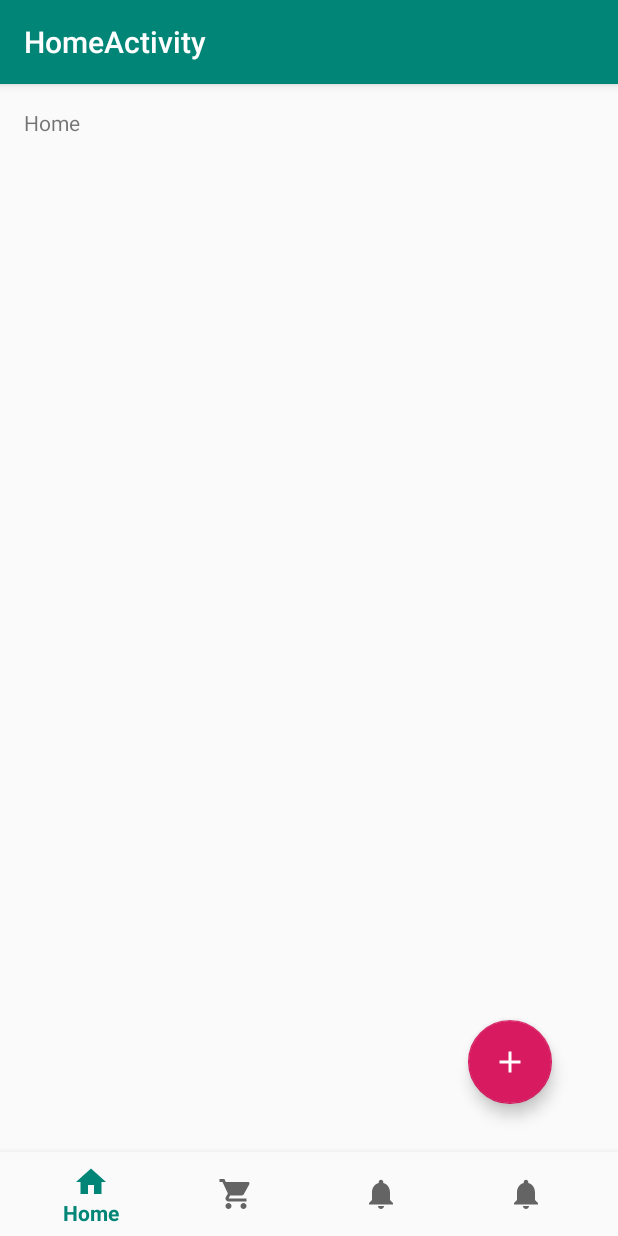
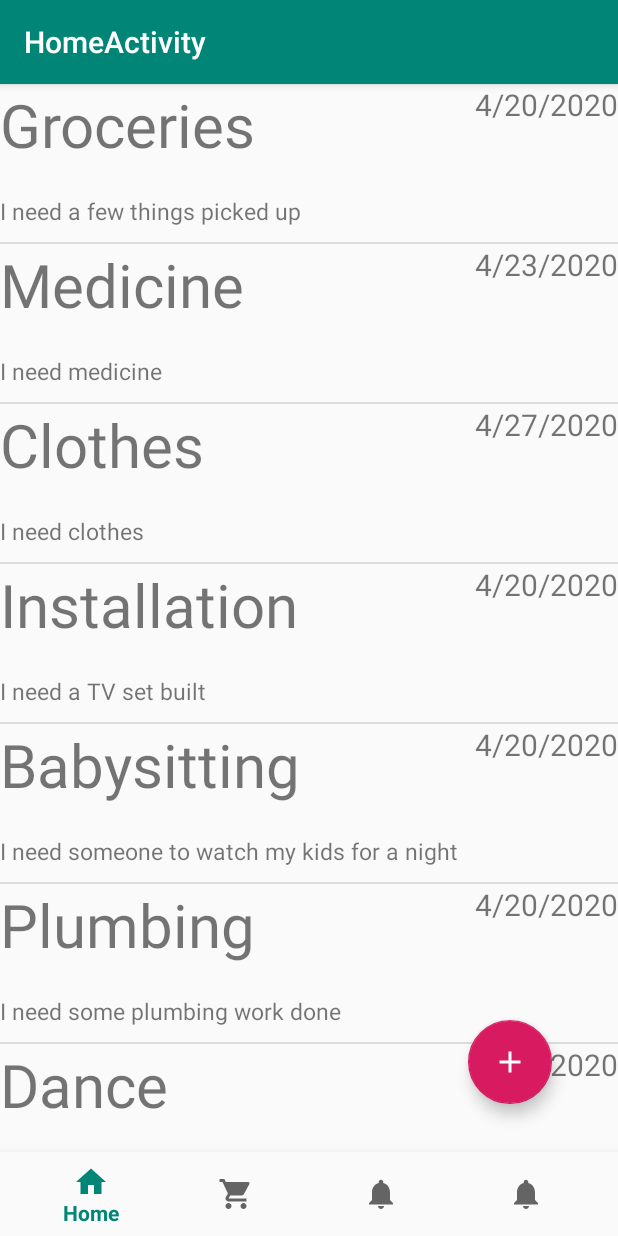
Before and after one commit to MaanyaShanker/Neighborly, an Android app: the HomeActivity screen opened directly, with no data from a screen before it, on a phone screen of 412 x 824 dp. Run offline under Robolectric (Android 15) with nearby library versions, the phone set to English and light mode, and no system bars.

Commit message:
home fragment and recycler view + pop up dialog

```diff
--- /dev/null
+++ b/app/src/main/java/technogirl/maanyavictoria/neighborly/Home/HomeFragment.java
@@ -0,0 +1,69 @@
+package technogirl.maanyavictoria.neighborly.Home;
+
+
+import android.nfc.Tag;
+import android.os.Bundle;
+
+import androidx.fragment.app.Fragment;
+import androidx.recyclerview.widget.DefaultItemAnimator;
+import androidx.recyclerview.widget.DividerItemDecoration;
+import androidx.recyclerview.widget.LinearLayoutManager;
+import androidx.recyclerview.widget.RecyclerView;
+
+import android.util.Log;
+import android.view.LayoutInflater;
+import android.view.View;
+import android.view.ViewGroup;
+
+import java.util.ArrayList;
+import java.util.List;
+
+import technogirl.maanyavictoria.neighborly.Materials.MaterialsItem;
+import technogirl.maanyavictoria.neighborly.Money.MoneyItem;
+import technogirl.maanyavictoria.neighborly.R;
+import technogirl.maanyavictoria.neighborly.Time.TimeItem;
+
+/**
+ * A simple {@link Fragment} subclass.
+ */
+public class HomeFragment extends Fragment {
+    private List<Object> homeItemList;
+    private RecyclerView recyclerView;
+    private static final String TAG = "Fragment";
+
+
+    public HomeFragment() {
+        // Required empty public constructor
+        Log.i(TAG, "Fragment Instantiated");
+    }
+
+
+    @Override
+    public View onCreateView(LayoutInflater inflater, ViewGroup container,
+                             Bundle savedInstanceState) {
+        // Inflate the layout for this fragment
+        View view =  inflater.inflate(R.layout.fragment_home, container, false);
+        recyclerView = (RecyclerView) view.findViewById(R.id.recycler_view);
+
+        homeItemList = new ArrayList<>();
+        homeItemList.add(new MaterialsItem("Groceries", "4/20/2020", "I need a few things picked up", "I need eggs, milk, potatoes, and some medicine."));
+        homeItemList.add(new MaterialsItem("Medicine", "4/23/2020", "I need medicine", "I need my sugar medicine."));
+        homeItemList.add(new MaterialsItem("Clothes", "4/27/2020", "I need clothes", "I need some sweaters and some socks"));
+        homeItemList.add(new TimeItem("Installation", "4/20/2020", "I need a TV set built", "I recently bought a TV that I haven't installed, but now I am injured, and I would appreciate the help."));
+        homeItemList.add(new TimeItem("Babysitting", "4/20/2020", "I need someone to watch my kids for a night", "I have 2 kids: a 5 year old and a 2 year old. My husband and I wanted to go out for a break, and we would appreciate it if someone watched our kids. We're willing to pay!"));
+        homeItemList.add(new TimeItem("Plumbing", "4/20/2020", "I need some plumbing work done", "My toilet stopped working for some reason, and I would love if someone could help out!"));
+        homeItemList.add(new MoneyItem("Dance", "4/25/2020", "I need some money to pay for dance", "I fell a few dollars short, what should i do?", 10, 100));
+        homeItemList.add(new MoneyItem("Dance", "4/25/2020", "I need some money to pay for dance", "I fell a few dollars short, what should i do?", 50, 100));
+        homeItemList.add(new MoneyItem("Dance", "4/25/2020", "I need some money to pay for dance", "I fell a few dollars short, what should i do?", 90, 100));
+
+        HomeRecyclerAdapter mAdapter = new HomeRecyclerAdapter(homeItemList, container.getContext());
+        recyclerView.setItemAnimator(new DefaultItemAnimator());
+        recyclerView.setAdapter(mAdapter);
+        recyclerView.setLayoutManager(new LinearLayoutManager(getActivity()));
+        recyclerView.addItemDecoration(new DividerItemDecoration(recyclerView.getContext(), DividerItemDecoration.VERTICAL));
+        mAdapter.notifyDataSetChanged();
+        Log.i(TAG, "Created View");
+        return view;
+    }
+
+}
--- /dev/null
+++ b/app/src/main/java/technogirl/maanyavictoria/neighborly/Home/HomeRecyclerAdapter.java
@@ -0,0 +1,87 @@
+package technogirl.maanyavictoria.neighborly.Home;
+
+import android.content.Context;
+import android.util.Log;
+import android.view.LayoutInflater;
+import android.view.View;
+import android.view.ViewGroup;
+import android.widget.ProgressBar;
+import android.widget.TextView;
+
+import androidx.annotation.NonNull;
+import androidx.constraintlayout.widget.ConstraintLayout;
+import androidx.recyclerview.widget.RecyclerView;
+
+import java.util.List;
+
+import technogirl.maanyavictoria.neighborly.Materials.MaterialsItem;
+import technogirl.maanyavictoria.neighborly.Money.MoneyItem;
+import technogirl.maanyavictoria.neighborly.R;
+import technogirl.maanyavictoria.neighborly.Time.TimeItem;
+
+public class HomeRecyclerAdapter extends RecyclerView.Adapter<HomeRecyclerAdapter.ViewHolder> {
+    List<Object> homeItemList;
+    Context mContext;
+    private static final String TAG = "Adapter";
+
+    public HomeRecyclerAdapter(List<Object> homeItemList, Context mContext) {
+        this.homeItemList = homeItemList;
+        this.mContext = mContext;
+        Log.i(TAG, "Adapter instantiated");
+    }
+
+    @NonNull
+    @Override
+    public ViewHolder onCreateViewHolder(@NonNull ViewGroup parent, int viewType) {
+        Log.i(TAG, "OnCreateViewHolder: Reached");
+        View view = LayoutInflater.from(mContext).inflate(R.layout.home_recycler_view_item, parent, false);
+        return new ViewHolder(view);
+    }
+
+    @Override
+    public void onBindViewHolder(@NonNull ViewHolder holder, int position) {
+        Log.i(TAG, "OnBindViewHolder");
+        Object temp = homeItemList.get(position);
+        if(temp instanceof MaterialsItem){
+            holder.header.setText(((MaterialsItem) temp).getHeader());
+            holder.date.setText(((MaterialsItem) temp).getDate());
+            holder.description.setText(((MaterialsItem) temp).getShort_description());
+            holder.pb.setVisibility(View.GONE);
+        }
+        else if(temp instanceof TimeItem){
+            holder.header.setText(((TimeItem) temp).getHeader());
+            holder.date.setText(((TimeItem) temp).getDate());
+            holder.description.setText(((TimeItem) temp).getShort_description());
+            holder.pb.setVisibility(View.GONE);
+        }
+        else{
+            holder.header.setText(((MoneyItem) temp).getHeader());
+            holder.date.setText(((MoneyItem) temp).getDate());
+            holder.description.setText(((MoneyItem) temp).getShort_description());
+            holder.pb.setMax(((MoneyItem) temp).getMax());
+            holder.pb.setProgress(((MoneyItem) temp).getProgress());
+        }
+
+    }
+
+    @Override
+    public int getItemCount() {
+        return homeItemList.size();
+    }
+
+    public class ViewHolder extends RecyclerView.ViewHolder {
+
+        TextView header, date, description;
+        ProgressBar pb;
+        ConstraintLayout parentLayout;
+        public ViewHolder(@NonNull View itemView) {
+            super(itemView);
+            Log.i(TAG, "ViewHolder");
+            header = itemView.findViewById(R.id.home_item_name);
+            date = itemView.findViewById(R.id.home_item_date);
+            description = itemView.findViewById(R.id.home_item_desc);
+            pb = itemView.findViewById(R.id.pb);
+            parentLayout = itemView.findViewById(R.id.home_parent_layout);
+        }
+    }
+}
--- a/app/src/main/java/technogirl/maanyavictoria/neighborly/HomeActivity.java
+++ b/app/src/main/java/technogirl/maanyavictoria/neighborly/HomeActivity.java
@@ -9,19 +9,19 @@ import androidx.annotation.NonNull;
 import androidx.fragment.app.Fragment;
 import androidx.fragment.app.FragmentManager;
 
+import android.util.Log;
 import android.view.MenuItem;
 import android.view.View;
 import android.widget.TextView;
 
+import technogirl.maanyavictoria.neighborly.Home.HomeFragment;
 import technogirl.maanyavictoria.neighborly.Materials.MaterialsFragment;
 import technogirl.maanyavictoria.neighborly.Money.MoneyFragment;
 import technogirl.maanyavictoria.neighborly.Time.TimeFragment;
 
 public class HomeActivity extends AppCompatActivity {
     private static final String TAG = "Neighborly";
-    private TextView mTextMessage;
-    Fragment materials_fragment, time_fragment, money_fragment;
-//    final FragmentManager fm = getSupportFragmentManager();
+    Fragment materials_fragment, time_fragment, money_fragment, home_fragment;
     FragmentManager fm;
     Fragment active;
     @Override
@@ -29,16 +29,18 @@ public class HomeActivity extends AppCompatActivity {
         super.onCreate(savedInstanceState);
         setContentView(R.layout.activity_home);
         BottomNavigationView navView = findViewById(R.id.nav_view);
+        home_fragment = new HomeFragment();
         materials_fragment = new MaterialsFragment();
         time_fragment = new TimeFragment();
         money_fragment = new MoneyFragment();
-        mTextMessage = findViewById(R.id.message);
         navView.setOnNavigationItemSelectedListener(mOnNavigationItemSelectedListener);
         fm = getSupportFragmentManager();
+        fm.beginTransaction().add(R.id.main_container, home_fragment, "0").commit();
         fm.beginTransaction().add(R.id.main_container, materials_fragment, "1").hide(materials_fragment).commit();
         fm.beginTransaction().add(R.id.main_container, time_fragment, "2").hide(time_fragment).commit();
         fm.beginTransaction().add(R.id.main_container, money_fragment, "3").hide(money_fragment).commit();
-        active = materials_fragment;
+
+        active = home_fragment;
     }
     private BottomNavigationView.OnNavigationItemSelectedListener mOnNavigationItemSelectedListener
             = new BottomNavigationView.OnNavigationItemSelectedListener() {
@@ -47,24 +49,22 @@ public class HomeActivity extends AppCompatActivity {
         public boolean onNavigationItemSelected(@NonNull MenuItem item) {
             switch (item.getItemId()) {
                 case R.id.navigation_home:
-                    mTextMessage.setText(R.string.title_home);
-                    mTextMessage.setVisibility(View.VISIBLE);
+                    Log.i(TAG, "HomeTab");
                     fm.beginTransaction().hide(active).commit();
+                    fm.beginTransaction().show(home_fragment).commit();
+                    active = home_fragment;
                     return true;
                 case R.id.navigation_materials:
-                    mTextMessage.setVisibility(View.GONE);
                     fm.beginTransaction().hide(active).commit();
                     fm.beginTransaction().show(materials_fragment).commit();
                     active = materials_fragment;
                     return true;
                 case R.id.navigation_time:
-                    mTextMessage.setVisibility(View.GONE);
                     fm.beginTransaction().hide(active).commit();
                     fm.beginTransaction().show(time_fragment).commit();
                     active = time_fragment;
                     return true;
                 case R.id.navigation_money:
-                    mTextMessage.setVisibility(View.GONE);
                     fm.beginTransaction().hide(active).commit();
                     fm.beginTransaction().show(money_fragment).commit();
                     active = money_fragment;
--- a/app/src/main/java/technogirl/maanyavictoria/neighborly/Materials/MaterialsItem.java
+++ b/app/src/main/java/technogirl/maanyavictoria/neighborly/Materials/MaterialsItem.java
@@ -44,4 +44,14 @@ public class MaterialsItem {
     public void setLong_description(String long_description) {
         this.long_description = long_description;
     }
+
+    public boolean isMaterial(){
+        return true;
+    }
+    public boolean isTime(){
+        return false;
+    }
+    public boolean isMoney(){
+        return false;
+    }
 }
--- a/app/src/main/java/technogirl/maanyavictoria/neighborly/Materials/MaterialsRecyclerAdapter.java
+++ b/app/src/main/java/technogirl/maanyavictoria/neighborly/Materials/MaterialsRecyclerAdapter.java
@@ -1,16 +1,21 @@
 package technogirl.maanyavictoria.neighborly.Materials;
 
+import android.app.Dialog;
 import android.content.Context;
 import android.content.Intent;
 import android.util.Log;
 import android.view.LayoutInflater;
 import android.view.View;
 import android.view.ViewGroup;
+import android.widget.PopupMenu;
 import android.widget.TextView;
 
 import androidx.annotation.NonNull;
 import androidx.constraintlayout.widget.ConstraintLayout;
+import androidx.fragment.app.FragmentActivity;
 import androidx.recyclerview.widget.RecyclerView;
+
+import org.w3c.dom.Text;
 
 import java.util.List;
 
@@ -19,6 +24,8 @@ import technogirl.maanyavictoria.neighborly.R;
 public class MaterialsRecyclerAdapter extends RecyclerView.Adapter<MaterialsRecyclerAdapter.ViewHolder> {
     List<MaterialsItem> materialsItemList;
     private final Context mContext;
+    TextView header, date, description;
+    Dialog myDialog;
 
     public MaterialsRecyclerAdapter(List<MaterialsItem> materialsItemList, Context context) {
         Log.i("Adapter", "Created");
@@ -43,16 +50,20 @@ public class MaterialsRecyclerAdapter extends RecyclerView.Adapter<MaterialsRecy
         holder.description.setText(materialsItemList.get(position).getShort_description());
         holder.date.setText(materialsItemList.get(position).getDate());
         holder.header.setText(materialsItemList.get(position).getHeader());
+
+        myDialog = new Dialog(mContext);
+        myDialog.setContentView(R.layout.activity_materials_pop_up);
+        header = myDialog.findViewById(R.id.popupmaterialsheader);
+        date = myDialog.findViewById(R.id.popupmaterialsdate);
+        description = myDialog.findViewById(R.id.popupmaterialsdesc);
+
         holder.parentLayout.setOnClickListener(new View.OnClickListener() {
             @Override
             public void onClick(View view) {
-                String[] materialItemDesc = {materialsItemList.get(position).getHeader(),
-                        materialsItemList.get(position).getDate(),
-                        materialsItemList.get(position).getShort_description(),
-                        materialsItemList.get(position).getLong_description()};
-                Intent intent = new Intent(mContext, MaterialsPopUp.class);
-                intent.putExtra("MaterialItem", materialItemDesc);
-                mContext.startActivity(intent);
+                header.setText(materialsItemList.get(position).getHeader());
+                date.setText(materialsItemList.get(position).getDate());
+                description.setText(materialsItemList.get(position).getLong_description());
+                myDialog.show();
             }
         });
     }
--- a/app/src/main/java/technogirl/maanyavictoria/neighborly/Money/MoneyItem.java
+++ b/app/src/main/java/technogirl/maanyavictoria/neighborly/Money/MoneyItem.java
@@ -60,4 +60,13 @@ public class MoneyItem {
     public void setMax(int max) {
         this.max = max;
     }
+    public boolean isMaterial(){
+        return false;
+    }
+    public boolean isTime(){
+        return false;
+    }
+    public boolean isMoney(){
+        return true;
+    }
 }
--- a/app/src/main/java/technogirl/maanyavictoria/neighborly/Time/TimeItem.java
+++ b/app/src/main/java/technogirl/maanyavictoria/neighborly/Time/TimeItem.java
@@ -45,4 +45,13 @@ public class TimeItem {
     public void setLong_description(String long_description) {
         this.long_description = long_description;
     }
+    public boolean isMaterial(){
+        return false;
+    }
+    public boolean isTime(){
+        return true;
+    }
+    public boolean isMoney(){
+        return false;
+    }
 }
--- a/app/src/main/res/layout/activity_home.xml
+++ b/app/src/main/res/layout/activity_home.xml
@@ -7,17 +7,6 @@
     android:layout_height="match_parent"
     tools:context=".HomeActivity">
 
-    <TextView
-        android:id="@+id/message"
-        android:layout_width="wrap_content"
-        android:layout_height="wrap_content"
-        android:layout_marginStart="@dimen/activity_horizontal_margin"
-        android:layout_marginLeft="@dimen/activity_horizontal_margin"
-        android:layout_marginTop="@dimen/activity_vertical_margin"
-        android:text="@string/title_home"
-        app:layout_constraintLeft_toLeftOf="parent"
-        app:layout_constraintTop_toTopOf="parent" />
-
     <include
         layout="@layout/content_main"
         android:layout_width="match_parent"
@@ -25,7 +14,7 @@
         app:layout_constraintBottom_toTopOf="@+id/nav_view"
         app:layout_constraintEnd_toEndOf="parent"
         app:layout_constraintStart_toStartOf="parent"
-        app:layout_constraintTop_toTopOf="parent"/>
+        app:layout_constraintTop_toTopOf="parent" />
 
     <com.google.android.material.floatingactionbutton.FloatingActionButton
         android:layout_width="wrap_content"
--- /dev/null
+++ b/app/src/main/res/layout/fragment_home.xml
@@ -0,0 +1,12 @@
+<?xml version="1.0" encoding="utf-8"?>
+<FrameLayout xmlns:android="http://schemas.android.com/apk/res/android"
+    xmlns:tools="http://schemas.android.com/tools"
+    android:layout_width="match_parent"
+    android:layout_height="wrap_content"
+    tools:context=".Home.HomeFragment">
+
+    <androidx.recyclerview.widget.RecyclerView
+        android:id="@+id/recycler_view"
+        android:layout_width="match_parent"
+        android:layout_height="match_parent"></androidx.recyclerview.widget.RecyclerView>
+</FrameLayout>
--- /dev/null
+++ b/app/src/main/res/layout/fragment_materials_pop_up.xml
@@ -0,0 +1,36 @@
+<?xml version="1.0" encoding="utf-8"?>
+<androidx.constraintlayout.widget.ConstraintLayout xmlns:android="http://schemas.android.com/apk/res/android"
+    xmlns:tools="http://schemas.android.com/tools"
+    android:layout_width="match_parent"
+    android:layout_height="match_parent"
+    xmlns:app="http://schemas.android.com/apk/res-auto"
+    tools:context=".Materials.MaterialsPopUpFragment"
+    style="@style/AppTheme.PopUpTheme"
+    android:padding="@dimen/padding">
+
+    <!--<TextView-->
+        <!--android:id="@+id/popupmaterialsheader"-->
+        <!--android:layout_width="wrap_content"-->
+        <!--android:layout_height="wrap_content"-->
+        <!--android:text="Header"-->
+        <!--android:textSize="@dimen/header_size"-->
+        <!--app:layout_constraintLeft_toLeftOf="parent"-->
+        <!--app:layout_constraintTop_toTopOf="parent"/>-->
+    <!--<TextView-->
+        <!--android:id="@+id/popupmaterialsdate"-->
+        <!--android:layout_width="wrap_content"-->
+        <!--android:layout_height="wrap_content"-->
+        <!--android:text="Date"-->
+        <!--android:textSize="25dp"-->
+        <!--android:paddingTop="25dp"-->
+        <!--app:layout_constraintLeft_toLeftOf="parent"-->
+        <!--app:layout_constraintTop_toBottomOf="@id/popupmaterialsheader"/>-->
+    <!--<TextView-->
+        <!--android:id="@+id/popupmaterialsdesc"-->
+        <!--android:layout_width="wrap_content"-->
+        <!--android:layout_height="wrap_content"-->
+        <!--android:text="Description"-->
+        <!--app:layout_constraintLeft_toLeftOf="parent"-->
+        <!--app:layout_constraintTop_toBottomOf="@id/popupmaterialsdate"-->
+        <!--android:paddingTop="@dimen/header_size"/>-->
+</androidx.constraintlayout.widget.ConstraintLayout>
--- /dev/null
+++ b/app/src/main/res/layout/home_recycler_view_item.xml
@@ -0,0 +1,44 @@
+<?xml version="1.0" encoding="utf-8"?>
+<androidx.constraintlayout.widget.ConstraintLayout xmlns:android="http://schemas.android.com/apk/res/android"
+    xmlns:app="http://schemas.android.com/apk/res-auto"
+    android:orientation="vertical"
+    android:layout_width="match_parent"
+    android:layout_height="wrap_content"
+    android:paddingBottom="10dp"
+    android:id="@+id/home_parent_layout">
+
+    <TextView
+        android:id="@+id/home_item_name"
+        android:layout_width="wrap_content"
+        android:layout_height="wrap_content"
+        android:text="Title"
+        android:textSize="40dp"
+        app:layout_constraintLeft_toLeftOf="parent"
+        app:layout_constraintTop_toTopOf="parent" />
+
+    <TextView
+        android:id="@+id/home_item_date"
+        android:layout_width="wrap_content"
+        android:layout_height="wrap_content"
+        android:text="4/27/20"
+        android:textSize="20dp"
+        app:layout_constraintRight_toRightOf="parent"
+        app:layout_constraintTop_toTopOf="parent" />
+
+    <TextView
+        android:id="@+id/home_item_desc"
+        android:layout_width="wrap_content"
+        android:layout_height="wrap_content"
+        android:paddingTop="20dp"
+        android:text="Brief Description"
+        android:textSize="15dp"
+        app:layout_constraintLeft_toLeftOf="parent"
+        app:layout_constraintTop_toBottomOf="@id/home_item_name" />
+    <ProgressBar
+        android:id="@+id/pb"
+        android:layout_width="match_parent"
+        android:layout_height="wrap_content"
+        style="@style/Widget.AppCompat.ProgressBar.Horizontal"
+        app:layout_constraintTop_toBottomOf="@id/home_item_desc" />
+
+</androidx.constraintlayout.widget.ConstraintLayout>
```
